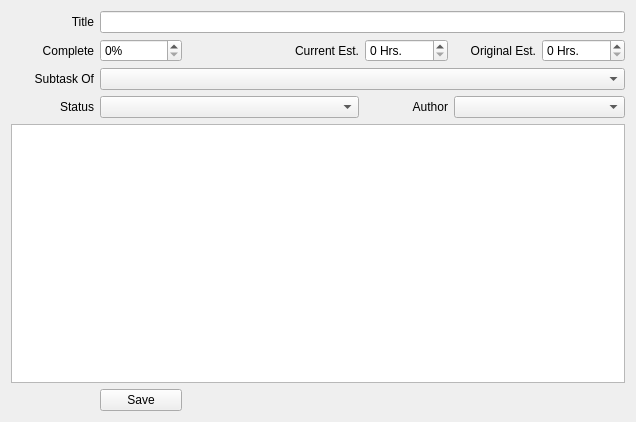
First picture: the form in qtMushi/qtMushi/taskeditor.ui, repository JWambaugh/mushi, before the edit.
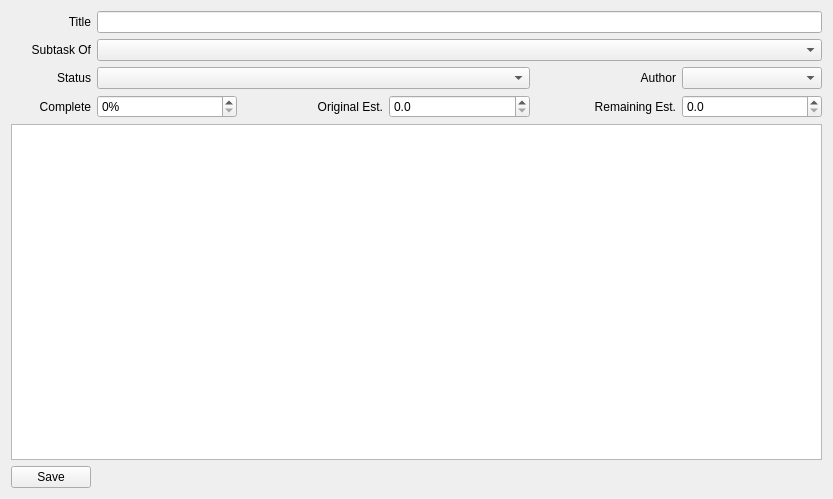
Second picture: the form after the edit.

Commit message: added support for status dropdown, estimates, and percent complete in task editor

Diff of the .ui file:
```diff
--- a/qtMushi/qtMushi/taskeditor.ui
+++ b/qtMushi/qtMushi/taskeditor.ui
@@ -6,16 +6,19 @@
    <rect>
     <x>0</x>
     <y>0</y>
-    <width>636</width>
-    <height>422</height>
+    <width>833</width>
+    <height>499</height>
    </rect>
   </property>
   <property name="windowTitle">
    <string>Form</string>
   </property>
-  <layout class="QGridLayout" name="gridLayout">
-   <item row="2" column="0">
+  <layout class="QGridLayout" name="gridLayout" columnstretch="0,1,1,1,1,1,0,0" columnminimumwidth="0,0,0,0,0,0,0,0">
+   <item row="1" column="0">
     <widget class="QLabel" name="label">
+     <property name="layoutDirection">
+      <enum>Qt::LeftToRight</enum>
+     </property>
      <property name="text">
       <string>Title</string>
      </property>
@@ -24,20 +27,52 @@
      </property>
     </widget>
    </item>
-   <item row="2" column="1" colspan="6">
+   <item row="1" column="1" colspan="5">
     <widget class="QLineEdit" name="title"/>
    </item>
-   <item row="8" column="0" colspan="7">
+   <item row="5" column="0">
+    <widget class="QLabel" name="label_3">
+     <property name="text">
+      <string>Subtask Of</string>
+     </property>
+     <property name="alignment">
+      <set>Qt::AlignRight|Qt::AlignTrailing|Qt::AlignVCenter</set>
+     </property>
+    </widget>
+   </item>
+   <item row="5" column="1" colspan="5">
+    <widget class="QComboBox" name="taskCombo"/>
+   </item>
+   <item row="6" column="1" colspan="3">
+    <widget class="QComboBox" name="statusCombo"/>
+   </item>
+   <item row="6" column="4">
+    <widget class="QLabel" name="label_7">
+     <property name="text">
+      <string>Author</string>
+     </property>
+     <property name="alignment">
+      <set>Qt::AlignRight|Qt::AlignTrailing|Qt::AlignVCenter</set>
+     </property>
+    </widget>
+   </item>
+   <item row="6" column="5">
+    <widget class="QComboBox" name="authorCombo"/>
+   </item>
+   <item row="9" column="0" colspan="6">
     <widget class="QTextEdit" name="description"/>
    </item>
-   <item row="9" column="1">
-    <widget class="QPushButton" name="saveButton">
+   <item row="7" column="0">
+    <widget class="QLabel" name="label_4">
      <property name="text">
-      <string>Save</string>
+      <string>Complete</string>
+     </property>
+     <property name="alignment">
+      <set>Qt::AlignRight|Qt::AlignTrailing|Qt::AlignVCenter</set>
      </property>
     </widget>
    </item>
-   <item row="3" column="1">
+   <item row="7" column="1">
     <widget class="QSpinBox" name="percentComplete">
      <property name="suffix">
       <string>%</string>
@@ -47,27 +82,7 @@
      </property>
     </widget>
    </item>
-   <item row="3" column="0">
-    <widget class="QLabel" name="label_4">
-     <property name="text">
-      <string>Complete</string>
-     </property>
-     <property name="alignment">
-      <set>Qt::AlignRight|Qt::AlignTrailing|Qt::AlignVCenter</set>
-     </property>
-    </widget>
-   </item>
-   <item row="6" column="0">
-    <widget class="QLabel" name="label_3">
-     <property name="text">
-      <string>Subtask Of</string>
-     </property>
-     <property name="alignment">
-      <set>Qt::AlignRight|Qt::AlignTrailing|Qt::AlignVCenter</set>
-     </property>
-    </widget>
-   </item>
-   <item row="3" column="5">
+   <item row="7" column="2">
     <widget class="QLabel" name="label_2">
      <property name="text">
       <string>Original Est.</string>
@@ -77,37 +92,44 @@
      </property>
     </widget>
    </item>
-   <item row="3" column="6">
-    <widget class="QSpinBox" name="originalEstimate">
-     <property name="suffix">
-      <string> Hrs.</string>
+   <item row="7" column="3">
+    <widget class="QDoubleSpinBox" name="originalEstimate">
+     <property name="decimals">
+      <number>1</number>
+     </property>
+     <property name="maximum">
+      <double>100.000000000000000</double>
+     </property>
+     <property name="singleStep">
+      <double>0.500000000000000</double>
      </property>
     </widget>
    </item>
-   <item row="3" column="3">
+   <item row="7" column="4">
     <widget class="QLabel" name="label_5">
      <property name="text">
-      <string>Current Est.</string>
+      <string>Remaining Est.</string>
      </property>
      <property name="alignment">
       <set>Qt::AlignRight|Qt::AlignTrailing|Qt::AlignVCenter</set>
      </property>
     </widget>
    </item>
-   <item row="3" column="4">
-    <widget class="QSpinBox" name="currentEstimate">
-     <property name="suffix">
-      <string> Hrs.</string>
+   <item row="7" column="5">
+    <widget class="QDoubleSpinBox" name="currentEstimate">
+     <property name="decimals">
+      <number>1</number>
      </property>
     </widget>
    </item>
-   <item row="6" column="1" colspan="6">
-    <widget class="QComboBox" name="taskCombo"/>
+   <item row="10" column="0">
+    <widget class="QPushButton" name="saveButton">
+     <property name="text">
+      <string>Save</string>
+     </property>
+    </widget>
    </item>
-   <item row="7" column="1" colspan="3">
-    <widget class="QComboBox" name="statusCombo"/>
-   </item>
-   <item row="7" column="0">
+   <item row="6" column="0">
     <widget class="QLabel" name="label_6">
      <property name="text">
       <string>Status</string>
@@ -117,19 +139,6 @@
      </property>
     </widget>
    </item>
-   <item row="7" column="4">
-    <widget class="QLabel" name="label_7">
-     <property name="text">
-      <string>Author</string>
-     </property>
-     <property name="alignment">
-      <set>Qt::AlignRight|Qt::AlignTrailing|Qt::AlignVCenter</set>
-     </property>
-    </widget>
-   </item>
-   <item row="7" column="5" colspan="2">
-    <widget class="QComboBox" name="authorCombo"/>
-   </item>
   </layout>
  </widget>
  <resources/>
```
Left out of the diff: 3 changed lines with no effect on the pictures. The commit also changes 25 other files.
